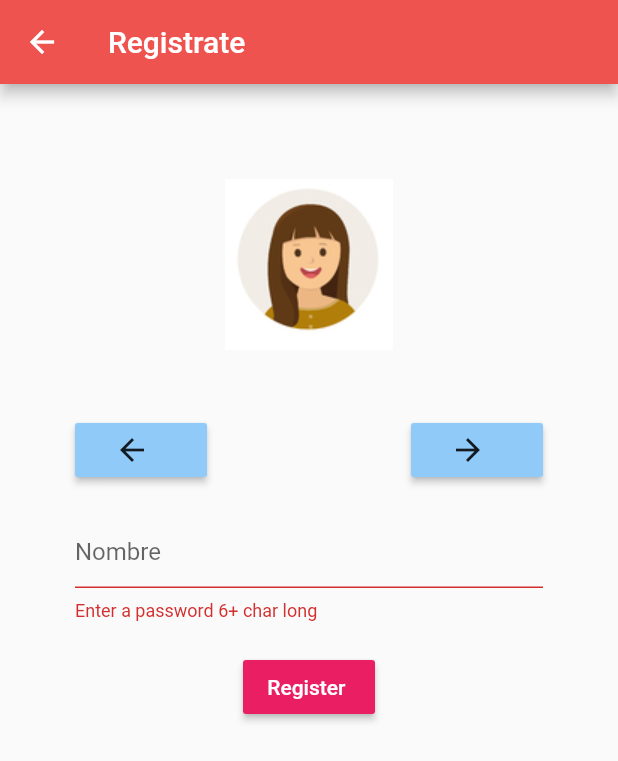
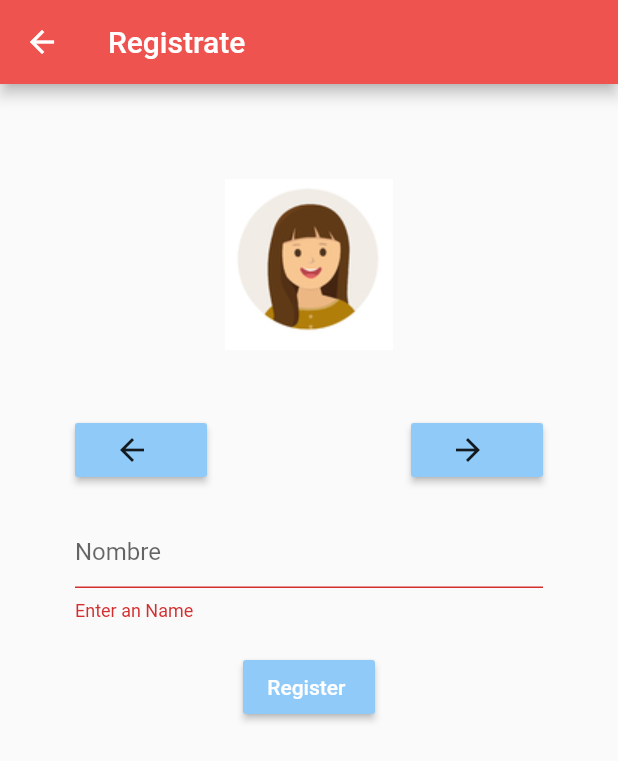
Before and after one commit to mariafg11/LectoEscrituraApp, a Flutter app: the Register screen opened directly, after a tap on "Register", on a phone screen of 412 x 824 dp. Shown: the top 761 px of the screen. Run offline on Flutter 3.47's test engine with Material 2 defaults, Android fonts, the phone set to English and light mode, and no system bars; drawn by our look-alikes of carousel_slider; our stand-ins replace firebase_auth, firebase_core, flutter_spinkit; accounts and stored records are empty.

Commit message:
Register and log out implemented

```diff
--- a/lib/screens/authenticate/register.dart
+++ b/lib/screens/authenticate/register.dart
@@ -24,53 +24,11 @@ class _RegisterState extends State<Register> {
     'assets/avatar6.png',
   ];
 
-  // final List<Widget> imageSliders = imgList
-  //     .map((item) => Container(
-  //           child: Container(
-  //             margin: EdgeInsets.all(5.0),
-  //             child: ClipRRect(
-  //                 borderRadius: BorderRadius.all(Radius.circular(5.0)),
-  //                 child: Stack(
-  //                   children: <Widget>[
-  //                     Image.network(item, fit: BoxFit.cover, width: 1000.0),
-  //                     Positioned(
-  //                       bottom: 0.0,
-  //                       left: 0.0,
-  //                       right: 0.0,
-  //                       child: Container(
-  //                         decoration: BoxDecoration(
-  //                           gradient: LinearGradient(
-  //                             colors: [
-  //                               Color.fromARGB(200, 0, 0, 0),
-  //                               Color.fromARGB(0, 0, 0, 0)
-  //                             ],
-  //                             begin: Alignment.bottomCenter,
-  //                             end: Alignment.topCenter,
-  //                           ),
-  //                         ),
-  //                         padding: EdgeInsets.symmetric(
-  //                             vertical: 10.0, horizontal: 20.0),
-  //                         child: Text(
-  //                           'No. ${imgList.indexOf(item)} image',
-  //                           style: TextStyle(
-  //                             color: Colors.white,
-  //                             fontSize: 20.0,
-  //                             fontWeight: FontWeight.bold,
-  //                           ),
-  //                         ),
-  //                       ),
-  //                     ),
-  //                   ],
-  //                 )),
-  //           ),
-  //         ))
-  //     .toList();
-
   final CarouselController _controller = CarouselController();
 
   // text field
   String email = "";
-  String password = "";
+  String password = 'assets/avatar1.png';
   String error = "";
 
   @override
@@ -97,8 +55,15 @@ class _RegisterState extends State<Register> {
                                       fit: BoxFit.cover)),
                             ))
                         .toList(),
-                    options:
-                        CarouselOptions(enlargeCenterPage: true, height: 200),
+                    options: CarouselOptions(
+                      enlargeCenterPage: true,
+                      height: 200,
+                      onPageChanged: (index, reason) {
+                        setState(() {
+                          password = imgList[index];
+                        });
+                      },
+                    ),
                     carouselController: _controller,
                   ),
                   Row(
@@ -122,26 +87,17 @@ class _RegisterState extends State<Register> {
                       ),
                     ],
                   ),
-                  // TextFormField(
-                  //   decoration: InputDecoration(hintText: "Email"),
-                  //   validator: (val) => val.isEmpty ? "Enter an email" : null,
-                  //   onChanged: (val) {
-                  //     setState(() => email = val);
-                  //   },
-                  // ),
                   SizedBox(height: 20.0),
                   TextFormField(
                     decoration: InputDecoration(hintText: "Nombre"),
-                    validator: (val) =>
-                        val.length < 6 ? "Enter a password 6+ char long" : null,
-                    obscureText: true,
+                    validator: (val) => val.isEmpty ? "Enter an Name" : null,
                     onChanged: (val) {
-                      setState(() => password = val);
+                      setState(() => email = val + '@mail.com');
                     },
                   ),
                   SizedBox(height: 20.0),
                   RaisedButton(
-                      color: Colors.pink,
+                      color: Colors.blue[200],
                       child: Text(
                         "Register ",
                         style: TextStyle(color: Colors.white),
```
Also changed, not shown: lib/screens/home/home.dart (+12 -0 lines), 2 other files.
